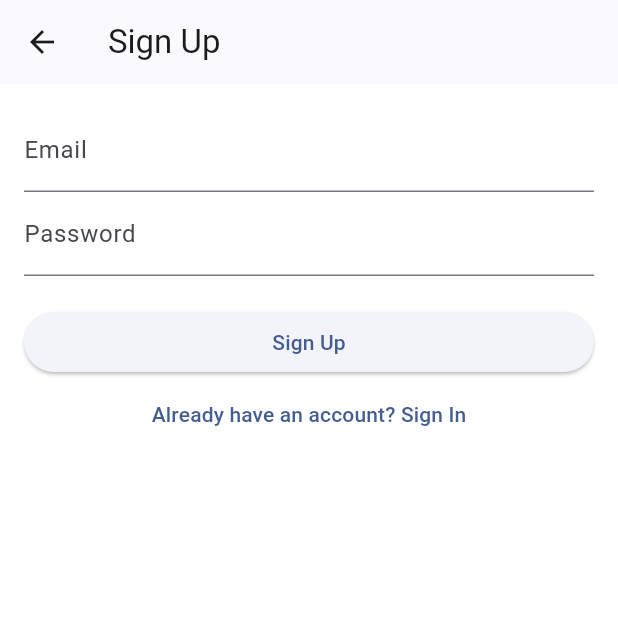
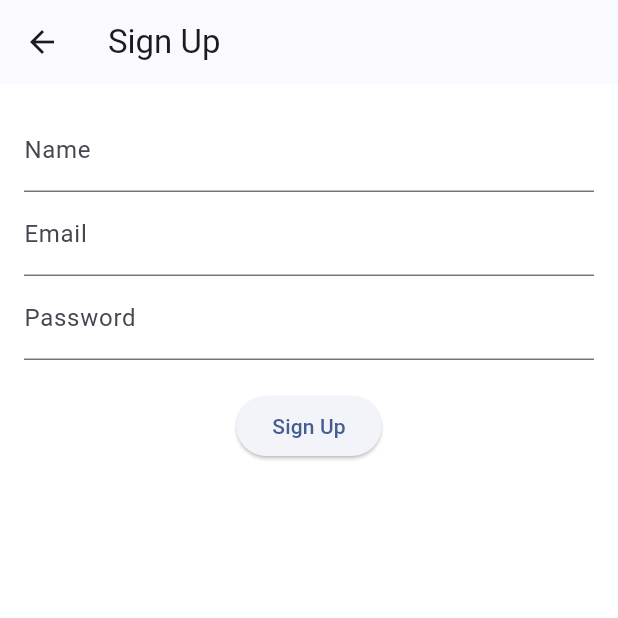
Before and after one commit to Mohamed-Sohiel-Sayed/Hedieaty, a Flutter app: the SignUpPage screen opened by its route, on a phone screen of 412 x 824 dp, the top half of it. Run offline on Flutter 3.47's test engine with Material 3 defaults, Android fonts, the phone set to English and light mode, and no system bars; our stand-ins replace firebase_auth, firebase_core; accounts and stored records are empty; statements that could not run were skipped.

Commit message:
Modify SignIn & SignUp

```diff
--- a/lib/views/auth/sign_up_page.dart
+++ b/lib/views/auth/sign_up_page.dart
@@ -1,54 +1,55 @@
 import 'package:flutter/material.dart';
 import '../../controllers/auth_controller.dart';
+import '../../utils/validators.dart';
 
 class SignUpPage extends StatefulWidget {
-  const SignUpPage({super.key});
-
   @override
-  State<SignUpPage> createState() => _SignUpPageState();
+  _SignUpPageState createState() => _SignUpPageState();
 }
 
 class _SignUpPageState extends State<SignUpPage> {
+  final _formKey = GlobalKey<FormState>();
   final _emailController = TextEditingController();
+  final _nameController = TextEditingController();
   final _passwordController = TextEditingController();
-  final _formKey = GlobalKey<FormState>();
   final AuthController _authController = AuthController();
 
   @override
   Widget build(BuildContext context) {
     return Scaffold(
-      appBar: AppBar(title: const Text('Sign Up')),
+      appBar: AppBar(
+        title: Text('Sign Up'),
+      ),
       body: Padding(
         padding: const EdgeInsets.all(16.0),
         child: Form(
           key: _formKey,
           child: Column(
-            crossAxisAlignment: CrossAxisAlignment.stretch,
             children: [
               TextFormField(
+                controller: _nameController,
+                decoration: InputDecoration(labelText: 'Name'),
+                validator: Validators.validateName,
+              ),
+              TextFormField(
                 controller: _emailController,
-                keyboardType: TextInputType.emailAddress,
-                decoration: const InputDecoration(labelText: 'Email'),
-                validator: (value) =>
-                value == null || value.isEmpty ? 'Enter your email' : null,
+                decoration: InputDecoration(labelText: 'Email'),
+                validator: Validators.validateEmail,
               ),
               TextFormField(
                 controller: _passwordController,
+                decoration: InputDecoration(labelText: 'Password'),
                 obscureText: true,
-                decoration: const InputDecoration(labelText: 'Password'),
-                validator: (value) => value != null && value.length < 6
-                    ? 'Password must be at least 6 characters'
-                    : null,
+                validator: Validators.validatePassword,
               ),
-              const SizedBox(height: 20),
+              SizedBox(height: 20),
               ElevatedButton(
-                onPressed: _signUp,
-                child: const Text('Sign Up'),
-              ),
-              TextButton(
-                onPressed: () =>
-                    Navigator.pushNamed(context, '/sign-in'), // Navigate to Sign-In
-                child: const Text('Already have an account? Sign In'),
+                onPressed: () async {
+                  if (_formKey.currentState!.validate()) {
+                    await _authController.register(_emailController.text, _passwordController.text);
+                  }
+                },
+                child: Text('Sign Up'),
               ),
             ],
           ),
@@ -56,18 +57,4 @@ class _SignUpPageState extends State<SignUpPage> {
       ),
     );
   }
-
-  void _signUp() async {
-    if (_formKey.currentState!.validate()) {
-      String email = _emailController.text.trim();
-      String password = _passwordController.text.trim();
-
-      String result = await _authController.signUp(email, password);
-      ScaffoldMessenger.of(context)
-          .showSnackBar(SnackBar(content: Text(result)));
-      if (result == 'Success') {
-        Navigator.pushReplacementNamed(context, '/home'); // Go to Home Page
-      }
-    }
-  }
 }
```
Also changed, not shown: lib/views/auth/sign_in_page.dart (+17 -35 lines).
